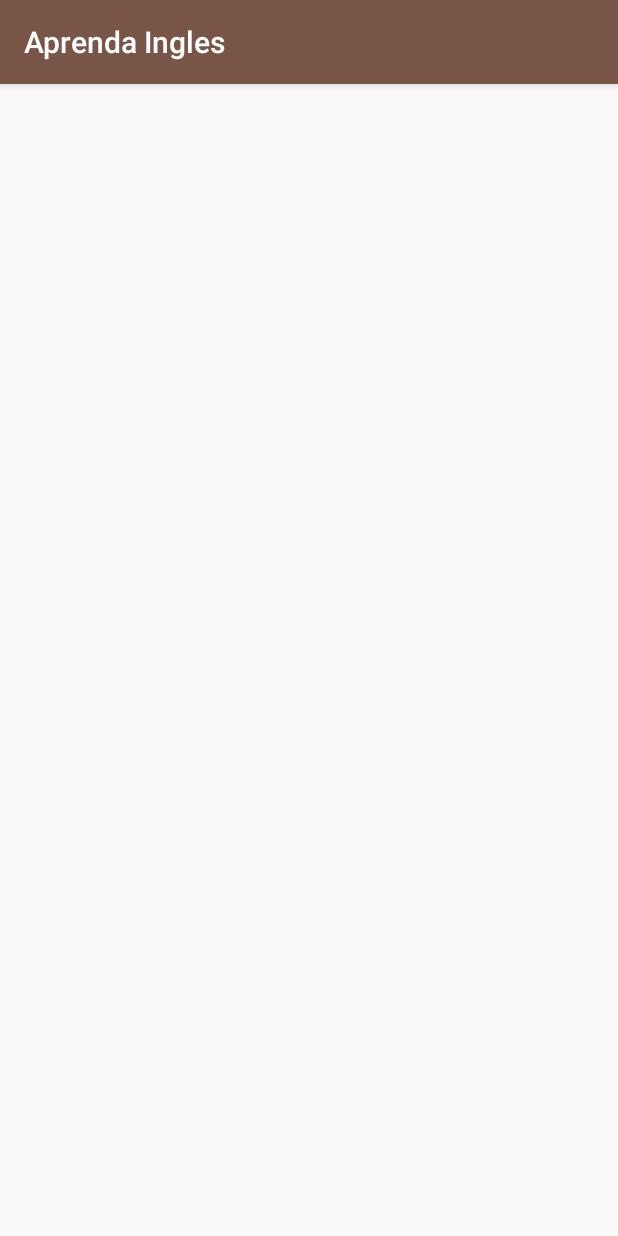
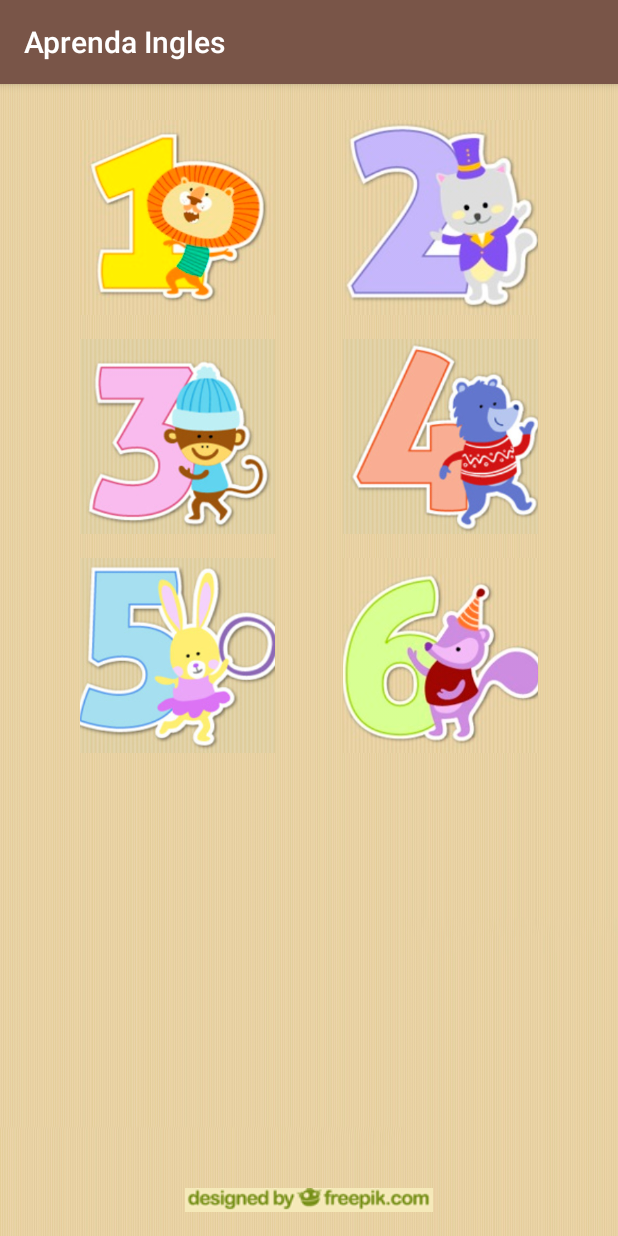
Before and after one commit to Daniel-Penelva/projeto-android-app34-AprendaIngles, an Android app: the fragment NumerosFragment shown on its own in the app's theme, on a phone screen of 412 x 824 dp. Run offline under Robolectric (Android 15) with nearby library versions, the phone set to English and light mode, and no system bars.

Commit message:
Customizando layout do fragment_numeros

```diff
--- a/app/src/main/res/layout/fragment_numeros.xml
+++ b/app/src/main/res/layout/fragment_numeros.xml
@@ -1,6 +1,100 @@
 <?xml version="1.0" encoding="utf-8"?>
 <androidx.constraintlayout.widget.ConstraintLayout xmlns:android="http://schemas.android.com/apk/res/android"
+    xmlns:app="http://schemas.android.com/apk/res-auto"
     xmlns:tools="http://schemas.android.com/tools"
     android:layout_width="match_parent"
     android:layout_height="match_parent"
-    tools:context=".Fragments.NumerosFragment" />
+    android:background="@drawable/segundo_fundo"
+    tools:context=".Fragments.NumerosFragment">
+
+
+    <ImageButton
+        android:id="@+id/imageButton29"
+        android:layout_width="130dp"
+        android:layout_height="130dp"
+        android:layout_marginTop="16dp"
+        android:background="@android:color/transparent"
+        android:scaleType="centerCrop"
+        android:src="@drawable/seis"
+        app:layout_constraintEnd_toStartOf="@+id/guideline4"
+        app:layout_constraintTop_toBottomOf="@+id/imageButton27" />
+
+    <ImageButton
+        android:id="@+id/imageButton28"
+        android:layout_width="130dp"
+        android:layout_height="130dp"
+        android:layout_marginTop="16dp"
+        android:background="@android:color/transparent"
+        android:scaleType="centerCrop"
+        android:src="@drawable/cinco"
+        app:layout_constraintStart_toStartOf="@+id/guideline3"
+        app:layout_constraintTop_toBottomOf="@+id/imageButton26" />
+
+    <ImageButton
+        android:id="@+id/imageButton27"
+        android:layout_width="130dp"
+        android:layout_height="130dp"
+        android:layout_marginTop="16dp"
+        android:background="@android:color/transparent"
+        android:scaleType="centerCrop"
+        android:src="@drawable/quatro"
+        app:layout_constraintEnd_toStartOf="@+id/guideline4"
+        app:layout_constraintTop_toBottomOf="@+id/imageButton25" />
+
+    <ImageButton
+        android:id="@+id/imageButton26"
+        android:layout_width="130dp"
+        android:layout_height="130dp"
+        android:layout_marginTop="16dp"
+        android:background="@android:color/transparent"
+        android:scaleType="centerCrop"
+        android:src="@drawable/tres"
+        app:layout_constraintStart_toStartOf="@+id/guideline3"
+        app:layout_constraintTop_toBottomOf="@+id/imageButton19" />
+
+    <ImageButton
+        android:id="@+id/imageButton25"
+        android:layout_width="130dp"
+        android:layout_height="130dp"
+        android:layout_marginTop="24dp"
+        android:background="@android:color/transparent"
+        android:scaleType="centerCrop"
+        android:src="@drawable/dois"
+        app:layout_constraintEnd_toStartOf="@+id/guideline4"
+        app:layout_constraintTop_toTopOf="parent" />
+
+    <ImageButton
+        android:id="@+id/imageButton19"
+        android:layout_width="130dp"
+        android:layout_height="130dp"
+        android:layout_marginTop="24dp"
+        android:background="@android:color/transparent"
+        android:scaleType="centerCrop"
+        android:src="@drawable/um"
+        app:layout_constraintStart_toStartOf="@+id/guideline3"
+        app:layout_constraintTop_toTopOf="parent" />
+
+    <androidx.constraintlayout.widget.Guideline
+        android:id="@+id/guideline3"
+        android:layout_width="wrap_content"
+        android:layout_height="wrap_content"
+        android:orientation="vertical"
+        app:layout_constraintGuide_percent="0.13" />
+
+    <androidx.constraintlayout.widget.Guideline
+        android:id="@+id/guideline4"
+        android:layout_width="wrap_content"
+        android:layout_height="wrap_content"
+        android:orientation="vertical"
+        app:layout_constraintGuide_percent="0.87" />
+
+    <ImageView
+        android:id="@+id/imageView4"
+        android:layout_width="wrap_content"
+        android:layout_height="wrap_content"
+        android:layout_marginBottom="16dp"
+        android:src="@drawable/direitos"
+        app:layout_constraintBottom_toBottomOf="parent"
+        app:layout_constraintEnd_toEndOf="parent"
+        app:layout_constraintStart_toStartOf="parent" />
+</androidx.constraintlayout.widget.ConstraintLayout>
```
